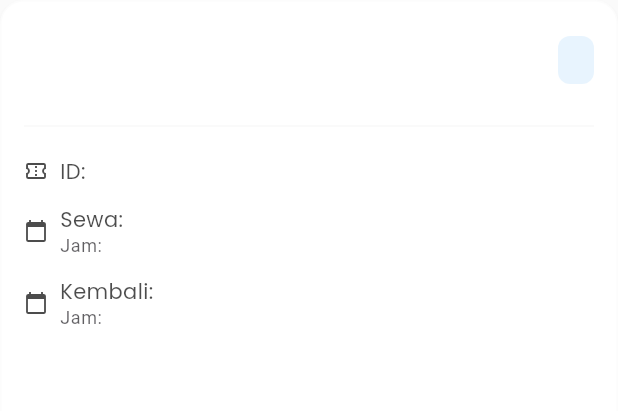
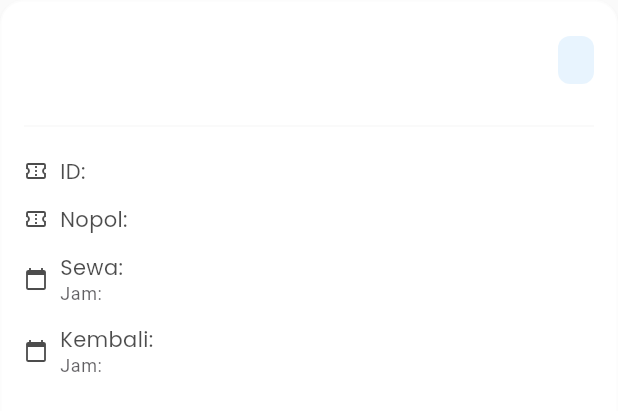
Before and after one commit to reysilvaa/rosantibike_mobile, a Flutter app: the BookingCard widget shown alone on an empty page, opened directly with empty values, on a phone screen of 412 x 824 dp. Shown: the top 411 px of the screen. Run offline on Flutter 3.47's test engine with Material 3 defaults, Android fonts, the phone set to English and light mode, and no system bars; our stand-ins replace carousel_slider, equatable, flutter_bloc, google_fonts, pdf, printing and 1 more; network calls fail.

Commit message:
fix search and add nopol

```diff
--- a/lib/pages/booking_page.dart
+++ b/lib/pages/booking_page.dart
@@ -106,9 +106,13 @@ class _BookingPageState extends State<BookingPage> {
                           itemCount: state.bookings.length,
                           itemBuilder: (context, index) {
                             final booking = state.bookings[index];
+                            print(
+                                'Booking ${booking.id} - Nopol: ${booking.nopol}');
+
                             return BookingCard(
                               bookingId: booking.id.toString(),
                               customer: booking.namaPenyewa,
+                              nopol: booking.nopol,
                               dateSewa: DateFormatUtils.formatTanggalPendek(
                                 DateTime.parse(booking.tglSewa),
                               ),
--- a/lib/pages/transaksi/details_page.dart
+++ b/lib/pages/transaksi/details_page.dart
@@ -8,6 +8,7 @@ import 'dart:io';
 class DetailsPage extends StatelessWidget {
   final String bookingId;
   final String customer;
+  final String nopol;
   final String dateSewa;
   final String dateKembali;
   final String jamSewa;
@@ -18,6 +19,7 @@ class DetailsPage extends StatelessWidget {
     Key? key,
     required this.bookingId,
     required this.customer,
+    required this.nopol,
     required this.dateSewa,
     required this.dateKembali,
     required this.jamKembali,
--- a/lib/widgets/booking/booking_card.dart
+++ b/lib/widgets/booking/booking_card.dart
@@ -5,6 +5,7 @@ import 'package:intl/intl.dart'; // Add import for date formatting
 class BookingCard extends StatelessWidget {
   final String bookingId;
   final String customer;
+  final String nopol;
   final String dateSewa;
   final String dateKembali;
   final String jamSewa;
@@ -16,6 +17,7 @@ class BookingCard extends StatelessWidget {
     Key? key,
     required this.bookingId,
     required this.customer,
+    required this.nopol,
     required this.dateSewa,
     required this.jamSewa,
     required this.jamKembali,
@@ -48,6 +50,7 @@ class BookingCard extends StatelessWidget {
               builder: (context) => DetailsPage(
                 bookingId: bookingId,
                 customer: customer,
+                nopol: nopol,
                 dateSewa: dateSewa,
                 dateKembali: dateKembali,
                 jamKembali: jamKembali,
@@ -121,7 +124,21 @@ class BookingCard extends StatelessWidget {
                 ],
               ),
               const SizedBox(height: 12),
-              // Date and time section
+              Row(
+                children: [
+                  Icon(Icons.confirmation_number_outlined,
+                      size: 16, color: theme.iconTheme.color?.withOpacity(0.7)),
+                  const SizedBox(width: 8),
+                  Text(
+                    'Nopol: $nopol',
+                    style: theme.textTheme.bodyMedium?.copyWith(
+                      color:
+                          theme.textTheme.bodyMedium?.color?.withOpacity(0.7),
+                    ),
+                  ),
+                ],
+              ),
+              const SizedBox(height: 12),
               Row(
                 children: [
                   Icon(Icons.calendar_today,
```
Also changed, not shown: lib/blocs/booking/booking_bloc.dart (+15 -13 lines).
